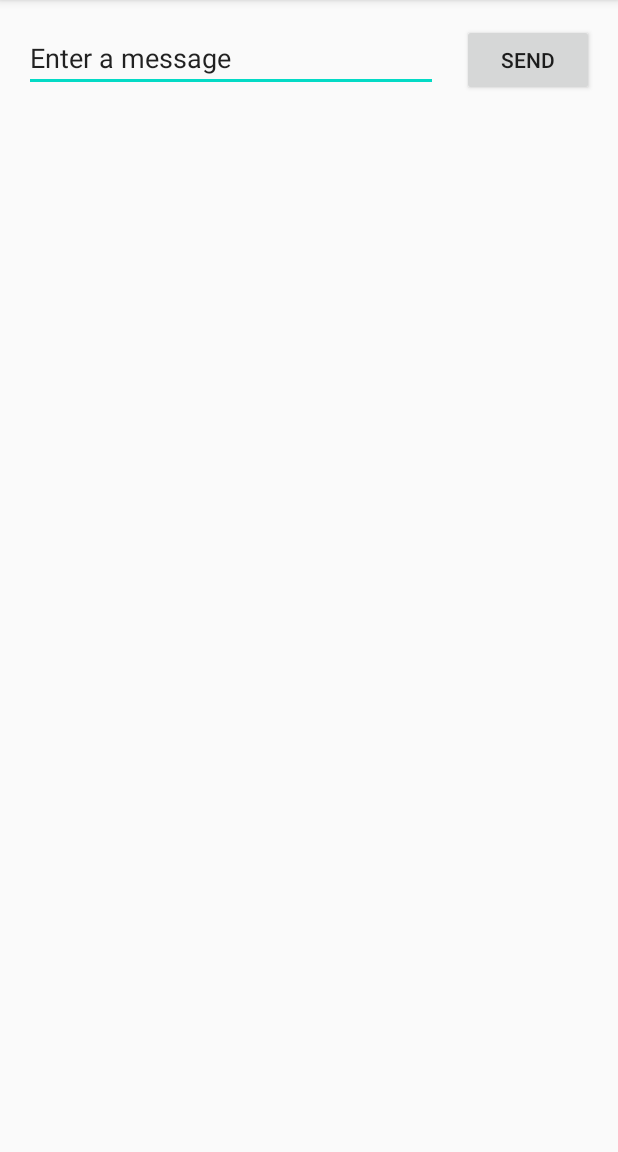
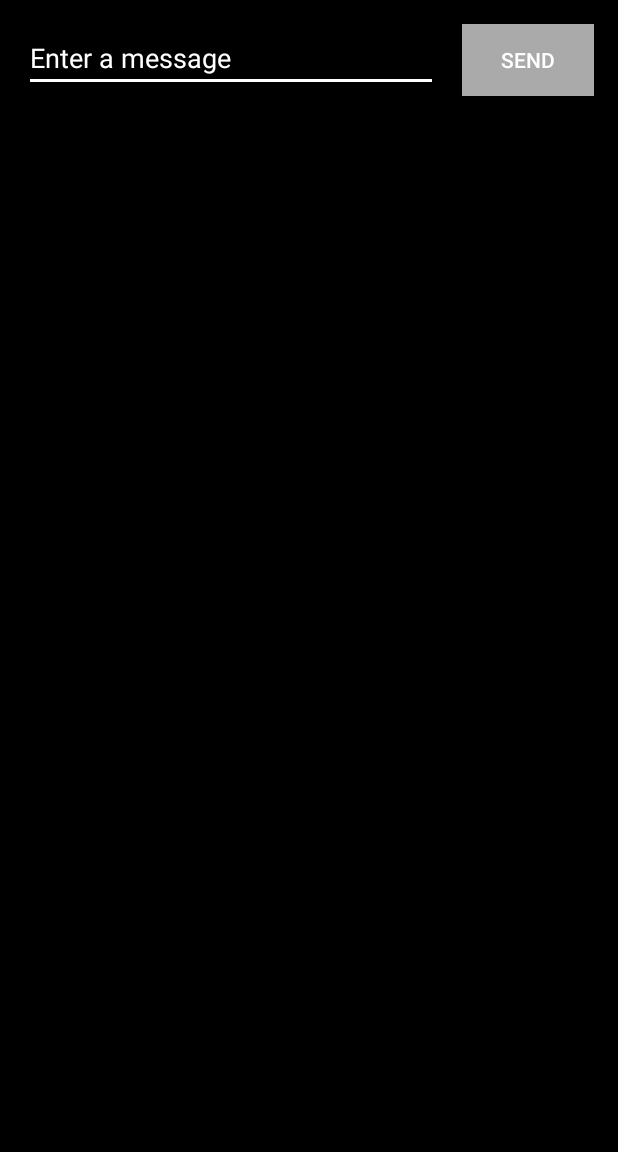
Before and after one commit to jerryczhang/firstapp, an Android app: the screen it shows after launch (MainActivity), on a phone screen of 412 x 824 dp, the part 84-1236 px from its top. Run offline under Robolectric (Android 15) with nearby library versions, the phone set to English and light mode, and no system bars.

Commit message:
Change color settings

```diff
--- a/app/src/main/res/layout/activity_main.xml
+++ b/app/src/main/res/layout/activity_main.xml
@@ -4,16 +4,22 @@
     xmlns:tools="http://schemas.android.com/tools"
     android:layout_width="match_parent"
     android:layout_height="match_parent"
+    android:background="@android:color/black"
     tools:context=".MainActivity">
 
     <Button
         android:id="@+id/button"
+        style="@style/Widget.AppCompat.Button.Colored"
         android:layout_width="wrap_content"
         android:layout_height="wrap_content"
         android:layout_marginStart="16dp"
         android:layout_marginEnd="16dp"
+        android:background="@android:color/darker_gray"
         android:onClick="sendMessage"
         android:text="@string/button_send"
+        android:textColor="#FFFFFF"
+        android:textColorHighlight="#FFFFFF"
+        android:textColorLink="#FFFFFF"
         app:layout_constraintBaseline_toBaselineOf="@+id/editText"
         app:layout_constraintEnd_toEndOf="parent"
         app:layout_constraintHorizontal_bias="0.5"
@@ -25,9 +31,11 @@
         android:layout_height="wrap_content"
         android:layout_marginStart="16dp"
         android:layout_marginTop="16dp"
+        android:backgroundTint="@android:color/background_light"
         android:ems="10"
         android:inputType="textPersonName"
         android:text="@string/edit_message"
+        android:textColor="#FFFFFF"
         app:layout_constraintEnd_toStartOf="@+id/button"
         app:layout_constraintHorizontal_bias="0.5"
         app:layout_constraintStart_toStartOf="parent"
```
